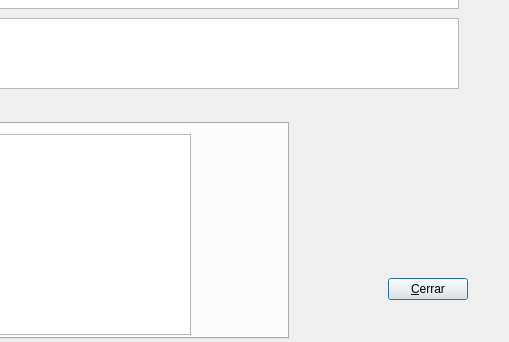
First picture: the form in gui/dlgresoluciones.ui, repository rogorido/qtpredicadores, before the edit; both pictures show x 232 to 741 and y 212 to 554 of the 741 by 554 pixel window.
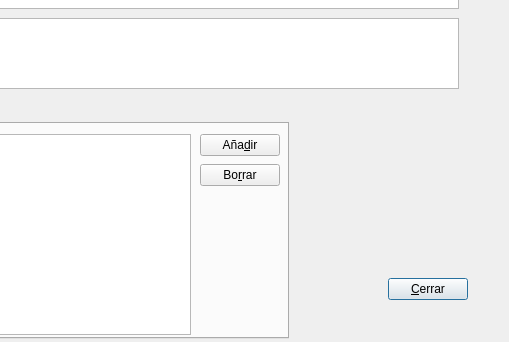
Second picture: the form after the edit.

Diff of the .ui file:
```diff
--- a/gui/dlgresoluciones.ui
+++ b/gui/dlgresoluciones.ui
@@ -72,6 +72,32 @@
       </rect>
      </property>
     </widget>
+    <widget class="QPushButton" name="btAnadirDetalles">
+     <property name="geometry">
+      <rect>
+       <x>420</x>
+       <y>10</y>
+       <width>80</width>
+       <height>22</height>
+      </rect>
+     </property>
+     <property name="text">
+      <string>Aña&amp;dir</string>
+     </property>
+    </widget>
+    <widget class="QPushButton" name="btBorrarDetalles">
+     <property name="geometry">
+      <rect>
+       <x>420</x>
+       <y>40</y>
+       <width>80</width>
+       <height>22</height>
+      </rect>
+     </property>
+     <property name="text">
+      <string>Bo&amp;rrar</string>
+     </property>
+    </widget>
    </widget>
    <widget class="QWidget" name="tab_2">
     <attribute name="title">
```
